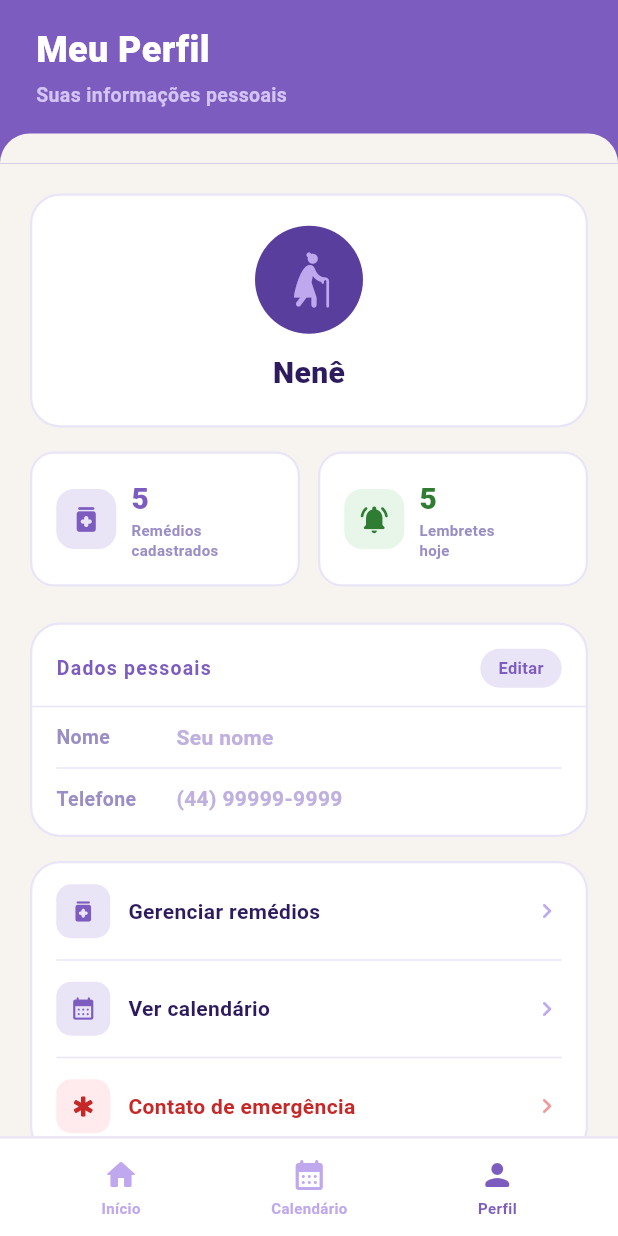
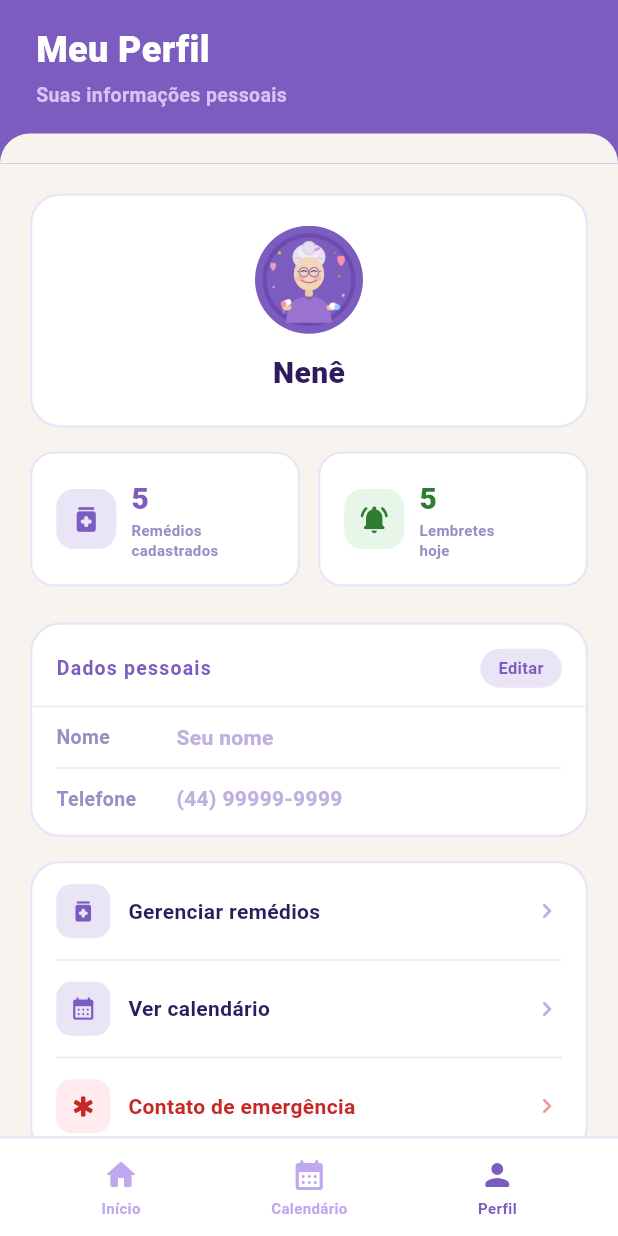
Before and after one commit to Gabrielvsiqueira/dev-mobile, a Flutter app: the ProfilePage screen opened by its route, on a phone screen of 412 x 824 dp. Run offline on Flutter 3.47's test engine with Material 3 defaults, Android fonts, the phone set to English and light mode, and no system bars; our stand-ins replace go_router; Roboto replaces fonts that are missing (Nunito).

Commit message:
fix: add Avatar logo to profile view

```diff
--- a/lib/pages/profile_page.dart
+++ b/lib/pages/profile_page.dart
@@ -314,17 +314,12 @@ class _ProfilePageState extends State<ProfilePage> {
       padding: const EdgeInsets.all(20),
       child: Column(
         children: [
-          Container(
-            width: 72,
-            height: 72,
-            decoration: const BoxDecoration(
-              color: Color(0xFF5A3E9E),
-              shape: BoxShape.circle,
-            ),
-            child: const Icon(
-              Icons.elderly_woman_rounded,
-              color: Color(0xFFBFA8EE),
-              size: 40,
+          ClipOval(
+            child: Image.asset(
+              'lib/images/logo_v1_icone_app.png',
+              width: 72,
+              height: 72,
+              fit: BoxFit.cover,
             ),
           ),
           const SizedBox(height: 12),
```
